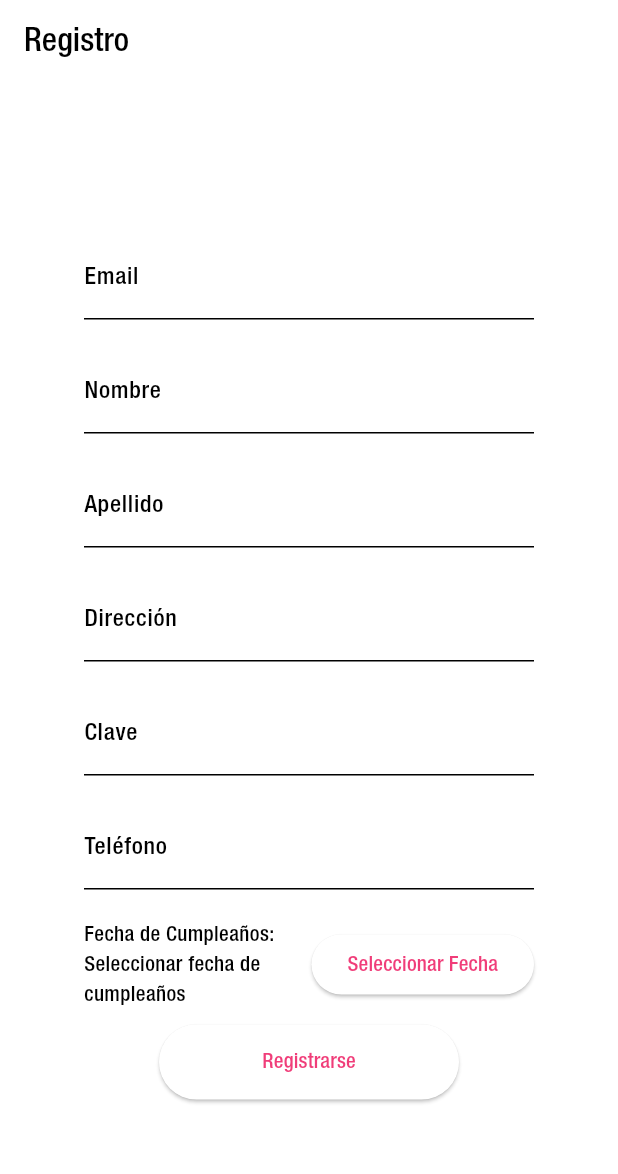
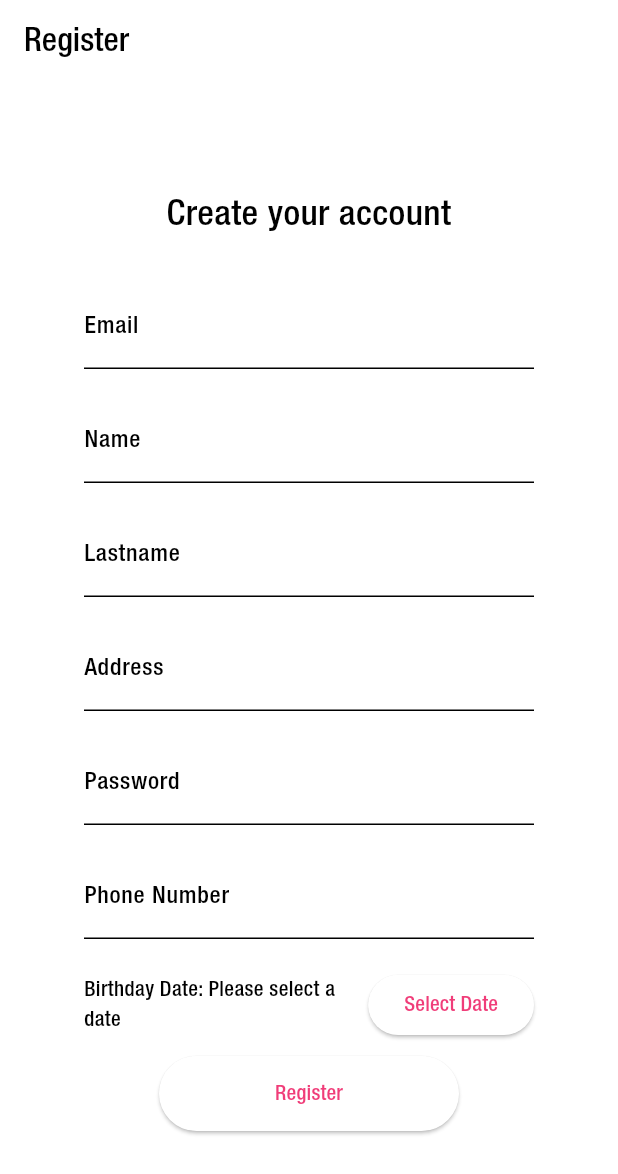
Before and after one commit to felipeperezleal/tripster_ma, a Flutter app: the RegisterScreen screen opened by its route, on a phone screen of 412 x 824 dp. Shown: the top 1174 px of the screen. Run offline on Flutter 3.47's test engine with Material 2 defaults, Android fonts, the phone set to English and light mode, and no system bars; our stand-ins replace go_router, graphql, graphql_flutter.

```diff
--- a/lib/presentation/screens/login/register_screen.dart
+++ b/lib/presentation/screens/login/register_screen.dart
@@ -42,7 +42,7 @@ class RegisterScreenState extends State<RegisterScreen> {
 
   String formattedDate(DateTime? date) {
     if (date == null) {
-      return 'Seleccionar fecha de cumpleaños';
+      return 'Please select a date';
     } else {
       final formatter = DateFormat('yyyy-MM-dd');
       return formatter.format(date);
@@ -64,7 +64,7 @@ class RegisterScreenState extends State<RegisterScreen> {
     return Scaffold(
       key: _scaffoldKey,
       appBar: AppBar(
-        title: const Text('Registro'),
+        title: const Text('Register'),
       ),
       body: Center(
         child: Padding(
@@ -72,6 +72,14 @@ class RegisterScreenState extends State<RegisterScreen> {
           child: Column(
             mainAxisAlignment: MainAxisAlignment.center,
             children: [
+              const Text(
+                'Create your account',
+                textAlign: TextAlign.center,
+                style: TextStyle(
+                  fontSize: 24,
+                ),
+              ),
+              const SizedBox(height: 20),
               Container(
                 margin: const EdgeInsets.symmetric(vertical: 10),
                 width: 300, // Ancho deseado
@@ -85,7 +93,7 @@ class RegisterScreenState extends State<RegisterScreen> {
                 width: 300, // Ancho deseado
                 child: TextField(
                   controller: nombreController,
-                  decoration: const InputDecoration(labelText: 'Nombre'),
+                  decoration: const InputDecoration(labelText: 'Name'),
                 ),
               ),
               Container(
@@ -93,7 +101,7 @@ class RegisterScreenState extends State<RegisterScreen> {
                 width: 300, // Ancho deseado
                 child: TextField(
                   controller: apellidoController,
-                  decoration: const InputDecoration(labelText: 'Apellido'),
+                  decoration: const InputDecoration(labelText: 'Lastname'),
                 ),
               ),
               Container(
@@ -101,7 +109,7 @@ class RegisterScreenState extends State<RegisterScreen> {
                 width: 300, // Ancho deseado
                 child: TextField(
                   controller: direccionController,
-                  decoration: const InputDecoration(labelText: 'Dirección'),
+                  decoration: const InputDecoration(labelText: 'Address'),
                 ),
               ),
               Container(
@@ -109,7 +117,7 @@ class RegisterScreenState extends State<RegisterScreen> {
                 width: 300, // Ancho deseado
                 child: TextField(
                   controller: claveController,
-                  decoration: const InputDecoration(labelText: 'Clave'),
+                  decoration: const InputDecoration(labelText: 'Password'),
                   obscureText: true,
                 ),
               ),
@@ -118,7 +126,7 @@ class RegisterScreenState extends State<RegisterScreen> {
                 width: 300, // Ancho deseado
                 child: TextField(
                   controller: telefonoController,
-                  decoration: const InputDecoration(labelText: 'Teléfono'),
+                  decoration: const InputDecoration(labelText: 'Phone Number'),
                   keyboardType: TextInputType.phone,
                 ),
               ),
@@ -129,12 +137,11 @@ class RegisterScreenState extends State<RegisterScreen> {
                   children: [
                     Expanded(
                       child: Text(
-                        'Fecha de Cumpleaños: ${formattedDate(selectedDate)}',
+                        'Birthday Date: ${formattedDate(selectedDate)}',
                       ),
                     ),
                     ElevatedButton(
                       onPressed: () async {
-                        _showSnackBar(scaffoldContext, 'prueba');
                         final newDate = await _selectDate(context);
                         if (newDate != null) {
                           setState(() {
@@ -142,7 +149,7 @@ class RegisterScreenState extends State<RegisterScreen> {
                           });
                         }
                       },
-                      child: const Text('Seleccionar Fecha'),
+                      child: const Text('Select Date'),
                     ),
                   ],
                 ),
@@ -211,20 +218,20 @@ class RegisterScreenState extends State<RegisterScreen> {
 
                     if (result.hasException) {
                       _showSnackBar(scaffoldContext,
-                          'Error en la mutación: ${result.exception.toString()}');
+                          'Mutation error: ${result.exception.toString()}');
                     } else {
                       _showSnackBar(
-                          scaffoldContext, 'Usuario registrado con éxito');
+                          scaffoldContext, 'User successfully registered');
                     }
                   } else {
-                    _showSnackBar(scaffoldContext,
-                        'Por favor, completa todos los campos');
+                    _showSnackBar(
+                        scaffoldContext, 'Please complete all fields.');
                   }
                 },
                 style: ElevatedButton.styleFrom(
                   minimumSize: const Size(200, 50),
                 ),
-                child: const Text('Registrarse'),
+                child: const Text('Register'),
               ),
             ],
           ),
```
Also changed, not shown: lib/presentation/screens/login/login_screen.dart (+78 -4 lines), lib/presentation/screens/profile/profile_screen.dart (+49 -3 lines).
